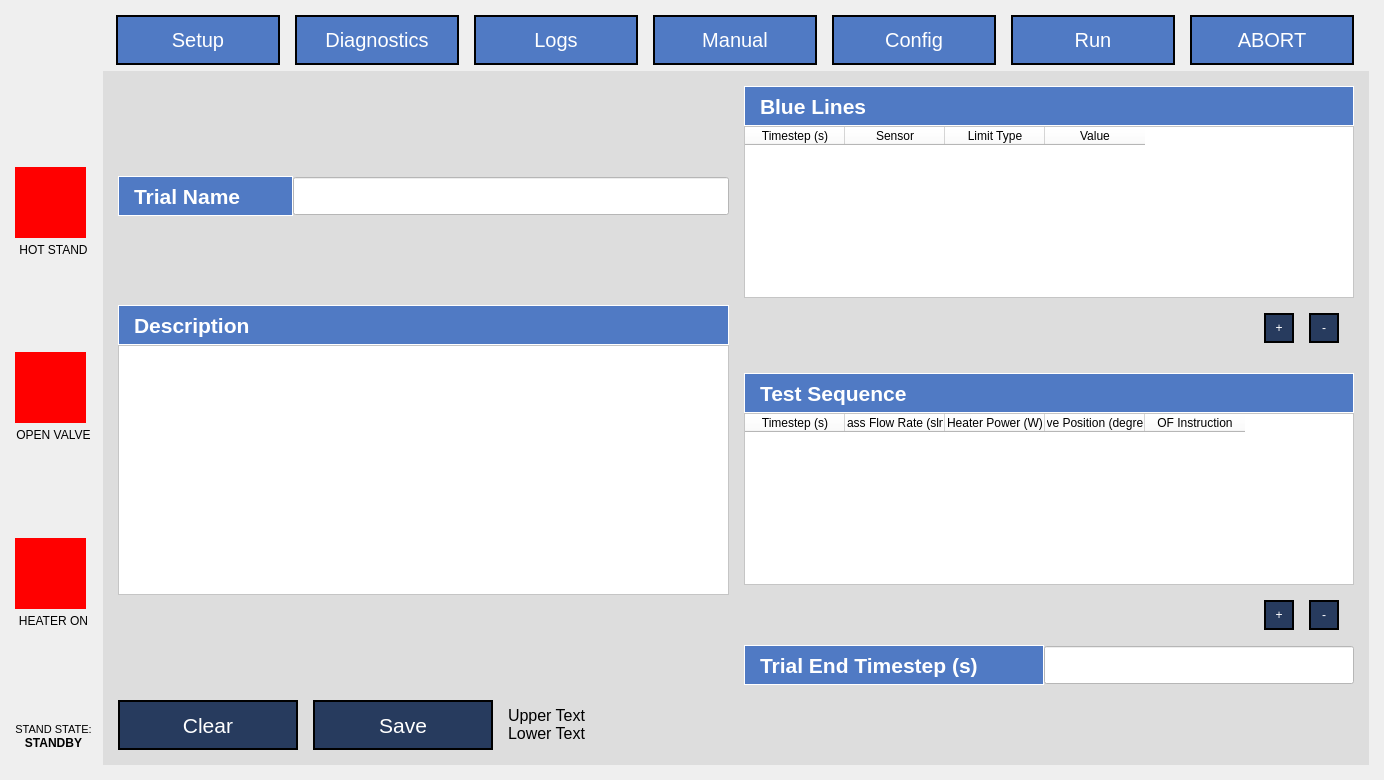
Before: the Qt Designer form App/UI/QT5_Generated_UI.ui in osuntp/ntp, drawn with Qt 5.
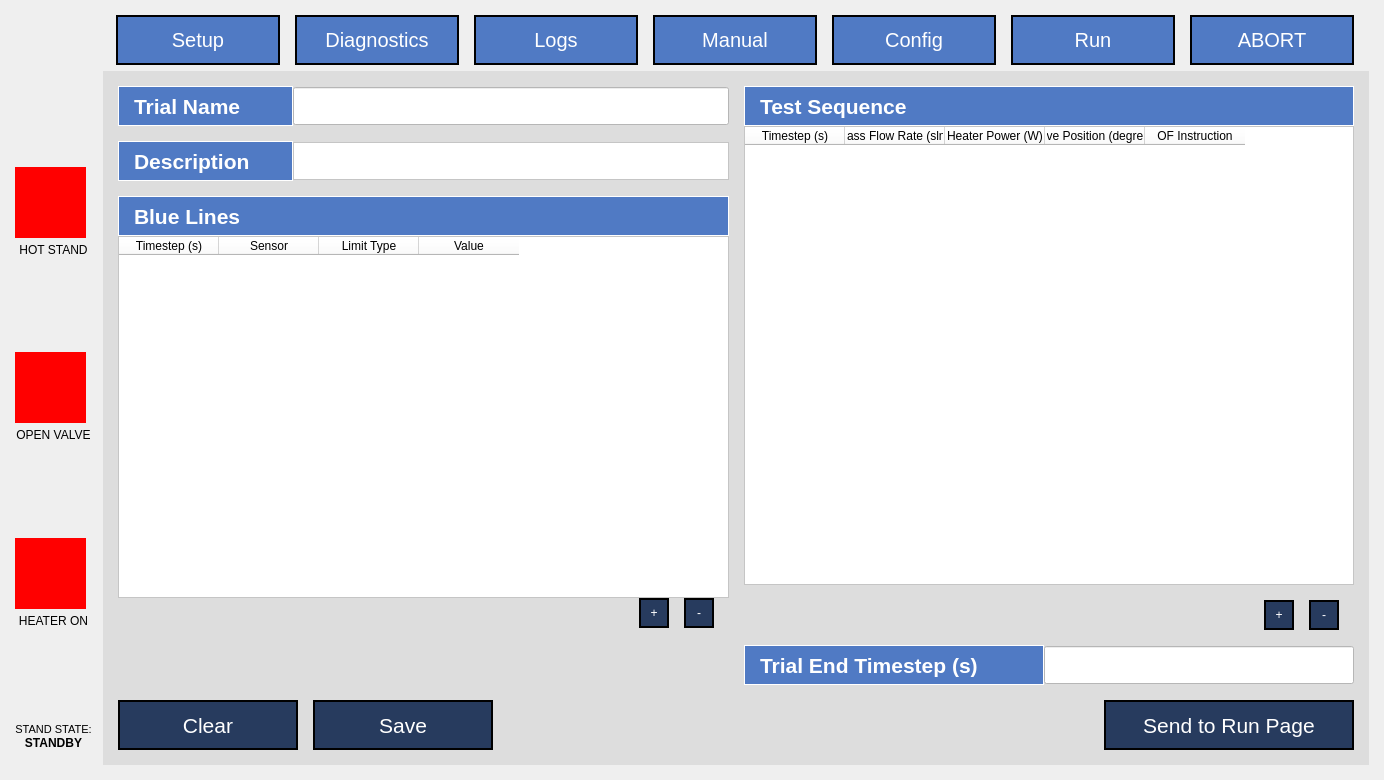
After: the same form once the commit is applied. The open tabs and pages were chosen to show the change. Custom widgets are drawn as their Qt base class.

Commit message: New layout of config page.

Patch:
```diff
--- a/App/UI/QT5_Generated_UI.ui
+++ b/App/UI/QT5_Generated_UI.ui
@@ -615,7 +615,7 @@
          <string notr="true">background-color: rgb(221, 221, 221);</string>
         </property>
         <property name="currentIndex">
-         <number>0</number>
+         <number>3</number>
         </property>
         <widget class="QWidget" name="diagnostics_page">
          <layout class="QHBoxLayout" name="horizontalLayout_3">
@@ -1816,19 +1816,6 @@
               <property name="spacing">
                <number>0</number>
               </property>
-              <item>
-               <spacer name="verticalSpacer_14">
-                <property name="orientation">
-                 <enum>Qt::Vertical</enum>
-                </property>
-                <property name="sizeHint" stdset="0">
-                 <size>
-                  <width>20</width>
-                  <height>75</height>
-                 </size>
-                </property>
-               </spacer>
-              </item>
               <item>
                <layout class="QHBoxLayout" name="horizontalLayout_8">
                 <property name="spacing">
@@ -1894,27 +1881,44 @@
                  <enum>Qt::Vertical</enum>
                 </property>
                 <property name="sizeType">
-                 <enum>QSizePolicy::Expanding</enum>
+                 <enum>QSizePolicy::Fixed</enum>
                 </property>
                 <property name="sizeHint" stdset="0">
                  <size>
                   <width>20</width>
-                  <height>75</height>
+                  <height>15</height>
                  </size>
                 </property>
                </spacer>
               </item>
+              <item>
+               <layout class="QHBoxLayout" name="horizontalLayout_30">
+                <property name="spacing">
+                 <number>0</number>
+                </property>
+                <property name="leftMargin">
+                 <number>0</number>
+                </property>
+                <property name="topMargin">
+                 <number>0</number>
+                </property>
+                <property name="rightMargin">
+                 <number>0</number>
+                </property>
+                <property name="bottomMargin">
+                 <number>0</number>
+                </property>
               <item>
                <widget class="QLabel" name="label_19">
                 <property name="sizePolicy">
-                 <sizepolicy hsizetype="Minimum" vsizetype="Fixed">
+                   <sizepolicy hsizetype="Fixed" vsizetype="Fixed">
                   <horstretch>0</horstretch>
                   <verstretch>0</verstretch>
                  </sizepolicy>
                 </property>
                 <property name="minimumSize">
                  <size>
-                  <width>0</width>
+                    <width>175</width>
                   <height>40</height>
                  </size>
                 </property>
@@ -1940,7 +1944,7 @@
               <item>
                <widget class="QPlainTextEdit" name="configuration_description_field">
                 <property name="sizePolicy">
-                 <sizepolicy hsizetype="Minimum" vsizetype="Fixed">
+                   <sizepolicy hsizetype="Expanding" vsizetype="Fixed">
                   <horstretch>0</horstretch>
                   <verstretch>0</verstretch>
                  </sizepolicy>
@@ -1948,7 +1952,13 @@
                 <property name="minimumSize">
                  <size>
                   <width>0</width>
-                  <height>250</height>
+                    <height>38</height>
+                   </size>
+                  </property>
+                  <property name="maximumSize">
+                   <size>
+                    <width>16777215</width>
+                    <height>38</height>
                  </size>
                 </property>
                 <property name="styleSheet">
@@ -1959,38 +1969,24 @@
                 </property>
                </widget>
               </item>
+               </layout>
+              </item>
               <item>
                <spacer name="verticalSpacer_12">
                 <property name="orientation">
                  <enum>Qt::Vertical</enum>
                 </property>
+                <property name="sizeType">
+                 <enum>QSizePolicy::Fixed</enum>
+                </property>
                 <property name="sizeHint" stdset="0">
                  <size>
                   <width>20</width>
-                  <height>0</height>
+                  <height>15</height>
                  </size>
                 </property>
                </spacer>
               </item>
-             </layout>
-            </item>
-            <item>
-             <layout class="QVBoxLayout" name="verticalLayout_10">
-              <property name="spacing">
-               <number>0</number>
-              </property>
-              <property name="leftMargin">
-               <number>0</number>
-              </property>
-              <property name="topMargin">
-               <number>0</number>
-              </property>
-              <property name="rightMargin">
-               <number>0</number>
-              </property>
-              <property name="bottomMargin">
-               <number>0</number>
-              </property>
               <item>
                <widget class="QLabel" name="label_21">
                 <property name="sizePolicy">
@@ -2058,29 +2054,19 @@
                </widget>
               </item>
               <item>
-               <spacer name="verticalSpacer_19">
-                <property name="orientation">
-                 <enum>Qt::Vertical</enum>
-                </property>
-                <property name="sizeType">
-                 <enum>QSizePolicy::Fixed</enum>
-                </property>
-                <property name="sizeHint" stdset="0">
-                 <size>
-                  <width>20</width>
-                  <height>15</height>
-                 </size>
-                </property>
-               </spacer>
-              </item>
-              <item>
-               <layout class="QHBoxLayout" name="horizontalLayout_12">
+               <layout class="QHBoxLayout" name="horizontalLayout_31">
                 <property name="spacing">
                  <number>15</number>
                 </property>
                 <property name="leftMargin">
                  <number>0</number>
                 </property>
+                <property name="topMargin">
+                 <number>0</number>
+                </property>
+                <property name="rightMargin">
+                 <number>0</number>
+                </property>
                 <property name="bottomMargin">
                  <number>0</number>
                 </property>
@@ -2180,11 +2166,30 @@
                 <property name="sizeHint" stdset="0">
                  <size>
                   <width>20</width>
-                  <height>30</height>
+                  <height>57</height>
                  </size>
                 </property>
                </spacer>
               </item>
+             </layout>
+            </item>
+            <item>
+             <layout class="QVBoxLayout" name="verticalLayout_10">
+              <property name="spacing">
+               <number>0</number>
+              </property>
+              <property name="leftMargin">
+               <number>0</number>
+              </property>
+              <property name="topMargin">
+               <number>0</number>
+              </property>
+              <property name="rightMargin">
+               <number>0</number>
+              </property>
+              <property name="bottomMargin">
+               <number>0</number>
+              </property>
               <item>
                <widget class="QLabel" name="label_22">
                 <property name="sizePolicy">
@@ -2535,21 +2540,38 @@
              </widget>
             </item>
             <item>
-             <widget class="QLabel" name="configuration_status_label">
-              <property name="sizePolicy">
-               <sizepolicy hsizetype="Minimum" vsizetype="Fixed">
-                <horstretch>0</horstretch>
-                <verstretch>0</verstretch>
-               </sizepolicy>
+             <spacer name="horizontalSpacer_23">
+              <property name="orientation">
+               <enum>Qt::Horizontal</enum>
+              </property>
+              <property name="sizeHint" stdset="0">
+               <size>
+                <width>40</width>
+                <height>20</height>
+               </size>
+              </property>
+             </spacer>
+            </item>
+            <item>
+             <widget class="QPushButton" name="config_send_to_run_page_button">
+              <property name="minimumSize">
+               <size>
+                <width>250</width>
+                <height>50</height>
+               </size>
               </property>
               <property name="font">
                <font>
-                <pointsize>12</pointsize>
+                <pointsize>16</pointsize>
                </font>
               </property>
+              <property name="styleSheet">
+               <string notr="true">color: rgb(255, 255, 255);
+background-color: rgb(39, 59, 94);
+border:2px solid black;</string>
+              </property>
               <property name="text">
-               <string>Upper Text
-Lower Text</string>
+               <string>Send to Run Page</string>
               </property>
              </widget>
             </item>
```
Lines whose indentation alone changed are shown as unchanged. The commit also changes 4 other files.
